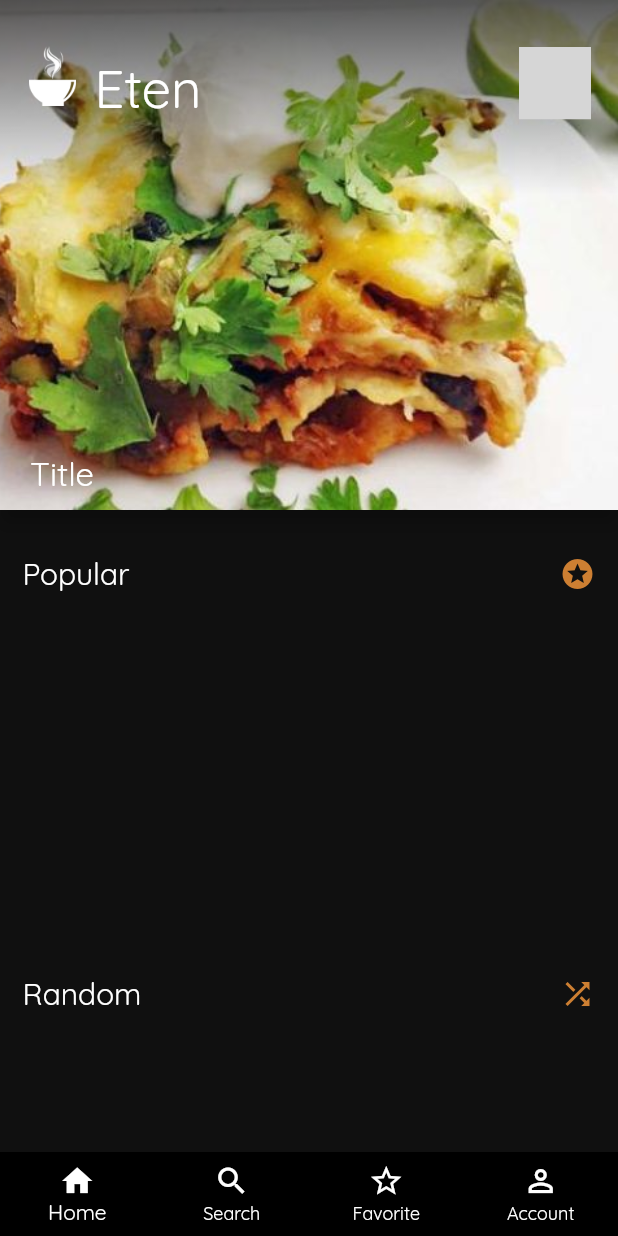
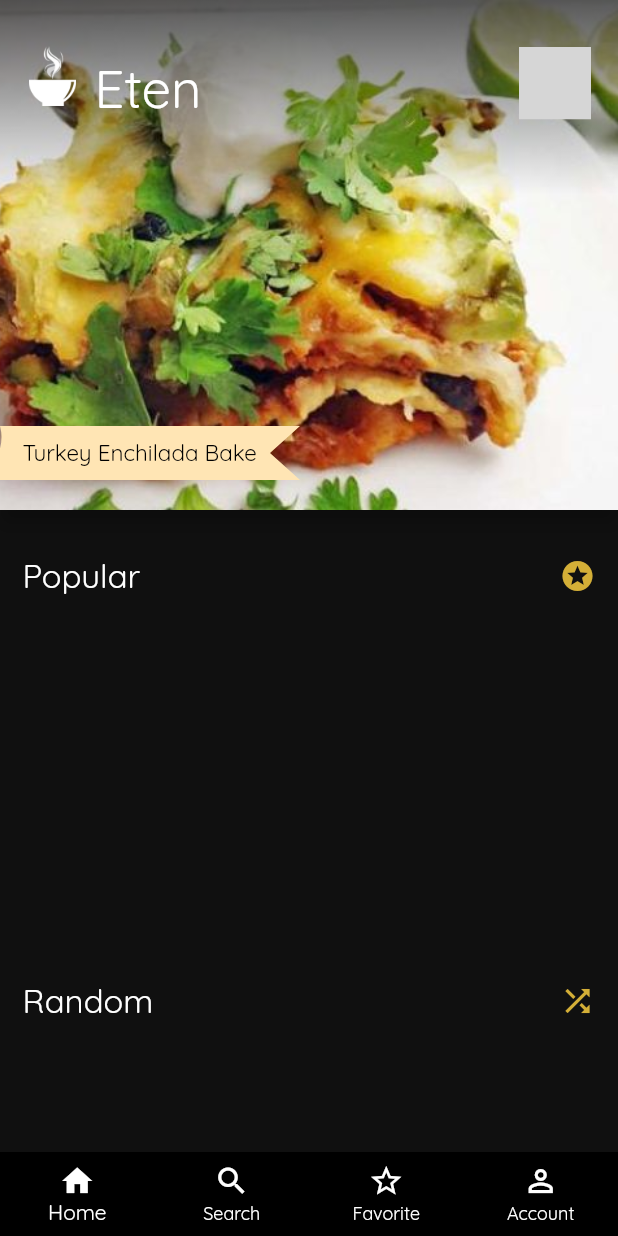
Before and after one commit to imranZMiko/Eten, a Flutter app: the screen it shows after launch, on a phone screen of 412 x 824 dp. Run offline on Flutter 3.47's test engine with Material 2 defaults, Android fonts, the phone set to English and light mode, and no system bars; our stand-ins replace cloud_firestore, firebase_auth, firebase_core, firebase_storage, google_fonts, image_picker; missing offline and left inert: day_night_switcher; accounts and stored records are empty; network calls fail; grey boxes are pictures that could not be loaded.

Commit message:
Added ribbon in homepage image

```diff
--- a/lib/widgets/homepage_image.dart
+++ b/lib/widgets/homepage_image.dart
@@ -1,4 +1,5 @@
 import 'package:eten/screens/recipe_screen.dart';
+import 'package:eten/widgets/ribbon_home.dart';
 import 'package:flutter/material.dart';
 
 class HomeImage extends StatelessWidget {
@@ -66,10 +67,11 @@ class HomeImage extends StatelessWidget {
           ),
         ),
         Positioned(
-          bottom: 10,
-          left: 20,
+          bottom: 5,
+
           child: GestureDetector(
-            child: Text('Title', style: TextStyle(fontSize: 22),),
+            child:
+            Ribbon(title: list[index]['title'] as String),
             onTap: () {
               print('g');
               Navigator.push(
--- a/lib/widgets/popular_list.dart
+++ b/lib/widgets/popular_list.dart
@@ -40,10 +40,10 @@ class PopularList extends StatelessWidget {
               Expanded(
                 child: Text(
                   title,
-                  style: TextStyle(fontSize: 20),
+                  style: TextStyle(fontSize: 22),
                 ),
               ),
-              Icon(icon, color: Color(0xffcd7f32),),
+              Icon(icon, color: Color(0xffd4af37),),
             ],
           ),
         ),
--- a/lib/widgets/random_list.dart
+++ b/lib/widgets/random_list.dart
@@ -49,10 +49,10 @@ class RandomList extends StatelessWidget {
               Expanded(
                 child: Text(
                   title,
-                  style: TextStyle(fontSize: 20),
+                  style: TextStyle(fontSize: 22),
                 ),
               ),
-              Icon(icon, color: Color(0xffcd7f32),),
+              Icon(icon, color: Color(0xffd4af37),),
             ],
           ),
         ),
--- /dev/null
+++ b/lib/widgets/ribbon_home.dart
@@ -0,0 +1,67 @@
+import 'package:flutter/material.dart';
+
+class Ribbon extends StatefulWidget {
+  const Ribbon({required this.title, Key? key}) : super(key: key);
+  final String title;
+  @override
+  RibbonState createState() => RibbonState();
+}
+
+class RibbonState extends State<Ribbon> {
+  @override
+  Widget build(BuildContext context) {
+    return Stack(
+      children: [
+        Container(
+          margin: EdgeInsets.only(bottom: 15.0),
+          child: ClipPath(
+            clipper: ArcClipper(),
+            child: Container(
+              width: 200.0,
+              height: 36.0,
+              padding: EdgeInsets.all(8.0),
+              color: Color(0xffFFE5B4),
+              child: Center(
+                child: Container(
+                  width: 170,
+                  child: Text(
+                    widget.title,
+                    maxLines: 1,
+                    overflow: TextOverflow.ellipsis,
+                    style: TextStyle(
+                      fontSize: 15.0,
+                      color: Colors.black,
+                    ),
+                  ),
+                ),
+              ),
+            ),
+          ),
+        ),
+      ],
+    );
+  }
+}
+
+class ArcClipper extends CustomClipper<Path> {
+  @override
+  Path getClip(Size size) {
+    var path = Path();
+
+    var secondControlPoint = Offset(2.0, 7.5);
+    var secondPoint = Offset(0.0, 15.0);
+    path.quadraticBezierTo(secondControlPoint.dx, secondControlPoint.dy,
+        secondPoint.dx, secondPoint.dy);
+
+    path.lineTo(0.0, size.height);
+    path.lineTo(size.width, size.height);
+    path.lineTo(size.width - 20, size.height / 2);
+    path.lineTo(size.width, 0.0);
+    path.close();
+
+    return path;
+  }
+
+  @override
+  bool shouldReclip(CustomClipper<Path> oldClipper) => false;
+}
```
